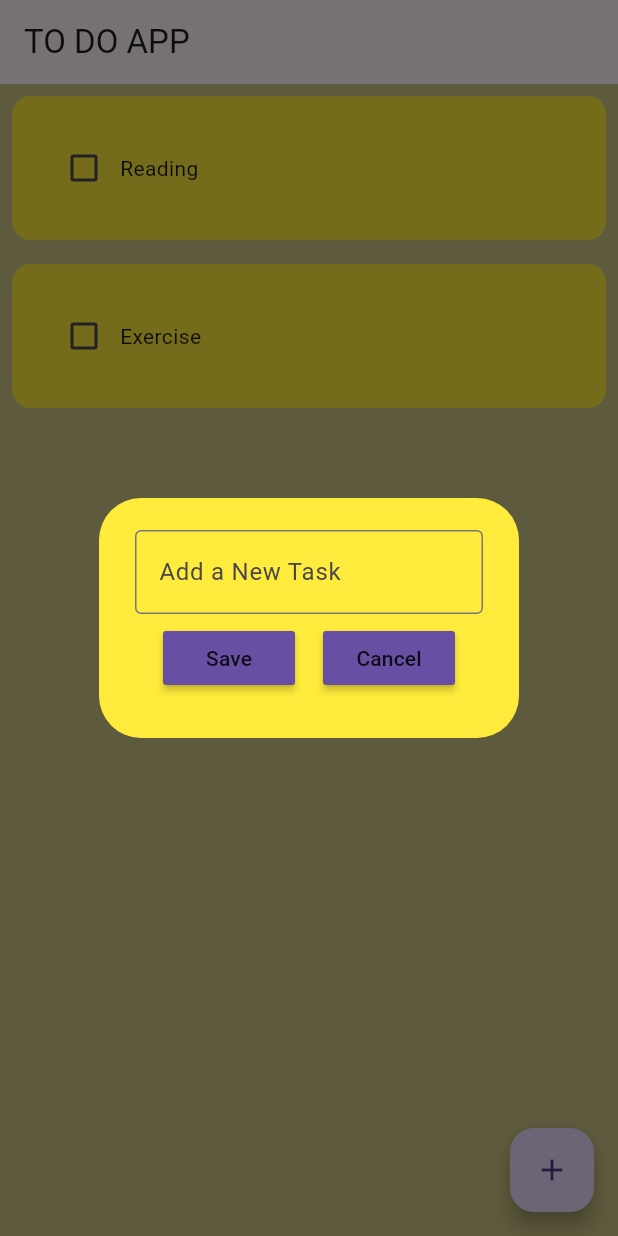
After one commit to thisaramax20/To-Do-Flutter, a Flutter app: the screen it shows after launch, after a tap on the "add" icon, on a phone screen of 412 x 824 dp. The commit adds this screen. Run offline on Flutter 3.47's test engine with Material 3 defaults, Android fonts, the light colour scheme and no system bars.

Commit message:
add task done

```diff
--- /dev/null
+++ b/todo/lib/components/dialog_box.dart
@@ -0,0 +1,50 @@
+import 'package:flutter/material.dart';
+import 'package:todo/components/my_button.dart';
+
+class DialogBox extends StatelessWidget {
+  final controller;
+  VoidCallback save;
+  VoidCallback cancel;
+  DialogBox(
+      {super.key,
+      required this.controller,
+      required this.save,
+      required this.cancel});
+
+  @override
+  Widget build(BuildContext context) {
+    return AlertDialog(
+      backgroundColor: Colors.yellow,
+      content: Container(
+        height: 120,
+        child: Column(
+          mainAxisAlignment: MainAxisAlignment.spaceEvenly,
+          children: [
+            TextField(
+              controller: controller,
+              decoration: const InputDecoration(
+                  border: OutlineInputBorder(), hintText: "Add a New Task"),
+            ),
+            Row(
+              mainAxisAlignment: MainAxisAlignment.spaceEvenly,
+              children: [
+                MyButton(
+                  name: 'Save',
+                  onPressed: () {
+                    save();
+                  },
+                ),
+                MyButton(
+                  name: 'Cancel',
+                  onPressed: () {
+                    cancel();
+                  },
+                )
+              ],
+            )
+          ],
+        ),
+      ),
+    );
+  }
+}
--- /dev/null
+++ b/todo/lib/components/my_button.dart
@@ -0,0 +1,16 @@
+import 'package:flutter/material.dart';
+
+class MyButton extends StatelessWidget {
+  final String name;
+  VoidCallback onPressed;
+  MyButton({super.key, required this.name, required this.onPressed});
+
+  @override
+  Widget build(BuildContext context) {
+    return MaterialButton(
+      onPressed: onPressed,
+      color: Theme.of(context).primaryColor,
+      child: Text(name),
+    );
+  }
+}
--- a/todo/lib/components/todo_tile.dart
+++ b/todo/lib/components/todo_tile.dart
@@ -3,9 +3,13 @@ import 'package:flutter/material.dart';
 class TodoTile extends StatelessWidget {
   final String name;
   final bool taskCompleted;
-  Function(bool?)? onChanged;
+  final Function(bool?)? onChanged;
 
-  TodoTile({super.key, required this.name, required this.taskCompleted});
+  const TodoTile(
+      {super.key,
+      required this.name,
+      required this.taskCompleted,
+      this.onChanged});
 
   @override
   Widget build(BuildContext context) {
@@ -18,7 +22,13 @@ class TodoTile extends StatelessWidget {
         child: Row(
           children: [
             Checkbox(value: taskCompleted, onChanged: onChanged),
-            const Text("Reading"),
+            Text(
+              name,
+              style: TextStyle(
+                  decoration: taskCompleted
+                      ? TextDecoration.lineThrough
+                      : TextDecoration.none),
+            ),
           ],
         ),
       ),
--- a/todo/lib/pages/Homepage.dart
+++ b/todo/lib/pages/Homepage.dart
@@ -1,4 +1,5 @@
 import 'package:flutter/material.dart';
+import 'package:todo/components/dialog_box.dart';
 import 'package:todo/components/todo_tile.dart';
 
 class Homepage extends StatefulWidget {
@@ -9,6 +10,38 @@ class Homepage extends StatefulWidget {
 }
 
 class _HomepageState extends State<Homepage> {
+  List todoList = [
+    ["Reading", false],
+    ["Exercise", false],
+  ];
+
+  final _controller = TextEditingController();
+
+  void saveNewTask() {
+    setState(() {
+      if (_controller.text.trim().isEmpty) {
+        return;
+      }
+      todoList.add([_controller.text, false]);
+      _controller.clear();
+      Navigator.of(context).pop();
+    });
+  }
+
+  void createNewTask() {
+    showDialog(
+      context: context,
+      builder: (context) {
+        return DialogBox(
+          controller: _controller,
+          save: saveNewTask,
+          //pop off the dialog box
+          cancel: Navigator.of(context).pop,
+        );
+      },
+    );
+  }
+
   @override
   Widget build(BuildContext context) {
     return Scaffold(
@@ -17,18 +50,27 @@ class _HomepageState extends State<Homepage> {
           title: const Text("TO DO APP"),
           elevation: 0,
         ),
-      body: ListView(
-        children: [
-          TodoTile(
-            name: "Reading",
-            taskCompleted: true,
+        floatingActionButton: FloatingActionButton(
+          onPressed: () {
+            createNewTask();
+          },
+          child: const Icon(Icons.add),
         ),
-          TodoTile(
-            name: "Exercise",
-            taskCompleted: false,
-          ),
-        ],
-      ),
+        body: ListView.builder(
+          itemCount: todoList.length,
+          itemBuilder: (context, index) {
+            return TodoTile(
+              name: todoList[index][0],
+              taskCompleted: todoList[index][1],
+              onChanged: (value) => checkBoxChanged(value, index),
             );
+          },
+        ));
+  }
+
+  checkBoxChanged(bool? value, int index) {
+    setState(() {
+      todoList[index][1] = !todoList[index][1];
+    });
   }
 }
```
Lines whose indentation alone changed are shown as unchanged.
